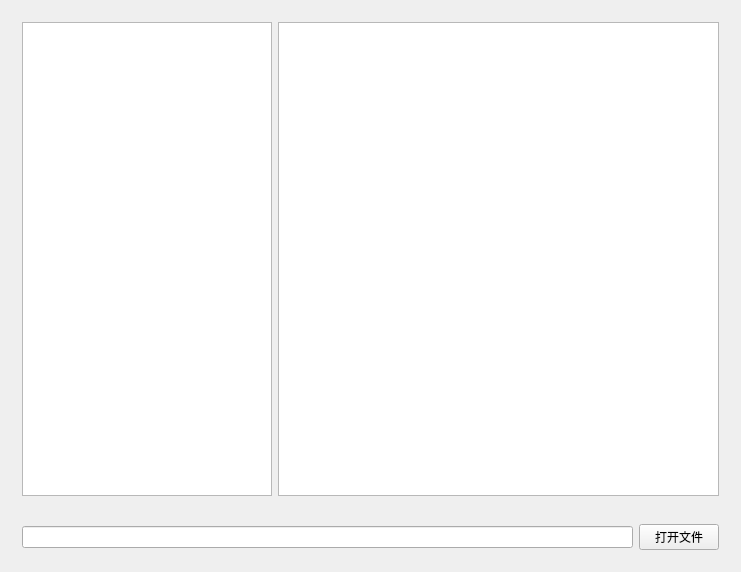
Old version of the form flvparse.ui in the repository mayudong1/flvParse.
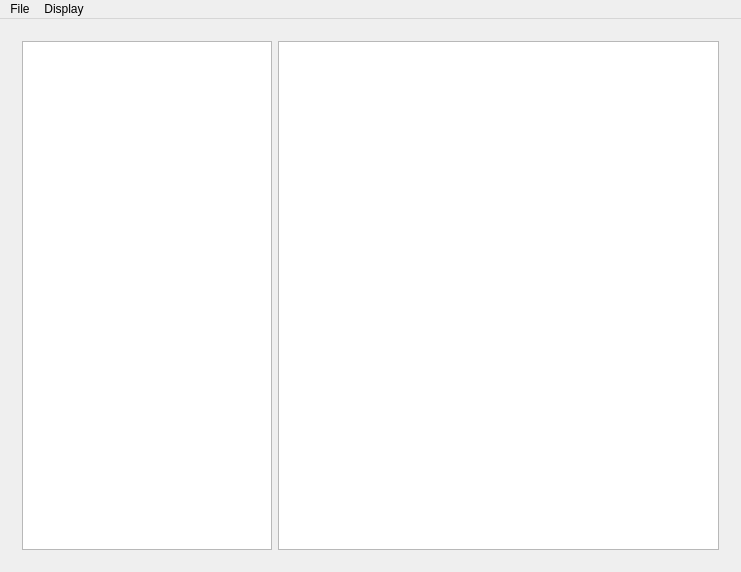
New version of the form.

What changed in the file:
```diff
--- a/flvparse.ui
+++ b/flvparse.ui
@@ -76,40 +76,54 @@
       </layout>
      </widget>
     </item>
-    <item>
-     <widget class="QWidget" name="widget_2" native="true">
-      <property name="minimumSize">
-       <size>
-        <width>0</width>
-        <height>30</height>
-       </size>
-      </property>
-      <property name="maximumSize">
-       <size>
-        <width>16777215</width>
-        <height>100</height>
-       </size>
-      </property>
-      <layout class="QGridLayout" name="gridLayout_2">
-       <item row="0" column="1">
-        <widget class="QPushButton" name="openButton">
-         <property name="text">
-          <string>打开文件</string>
-         </property>
-        </widget>
-       </item>
-       <item row="0" column="0">
-        <widget class="QLineEdit" name="filePathEdit">
-         <property name="readOnly">
-          <bool>true</bool>
-         </property>
-        </widget>
-       </item>
-      </layout>
-     </widget>
-    </item>
    </layout>
   </widget>
+  <widget class="QMenuBar" name="menuBar">
+   <property name="geometry">
+    <rect>
+     <x>0</x>
+     <y>0</y>
+     <width>741</width>
+     <height>26</height>
+    </rect>
+   </property>
+   <widget class="QMenu" name="menuFile">
+    <property name="title">
+     <string>File</string>
+    </property>
+    <addaction name="actionOpen"/>
+   </widget>
+   <widget class="QMenu" name="menuDisplay">
+    <property name="title">
+     <string>Display</string>
+    </property>
+    <addaction name="actionAll_Tags"/>
+    <addaction name="actionVideo_Only"/>
+    <addaction name="actionAudio_Only"/>
+   </widget>
+   <addaction name="menuFile"/>
+   <addaction name="menuDisplay"/>
+  </widget>
+  <action name="actionOpen">
+   <property name="text">
+    <string>Open</string>
+   </property>
+  </action>
+  <action name="actionVideo_Only">
+   <property name="text">
+    <string>Video Only</string>
+   </property>
+  </action>
+  <action name="actionAudio_Only">
+   <property name="text">
+    <string>Audio Only</string>
+   </property>
+  </action>
+  <action name="actionAll_Tags">
+   <property name="text">
+    <string>All Tags</string>
+   </property>
+  </action>
  </widget>
  <layoutdefault spacing="6" margin="11"/>
  <resources/>
```
